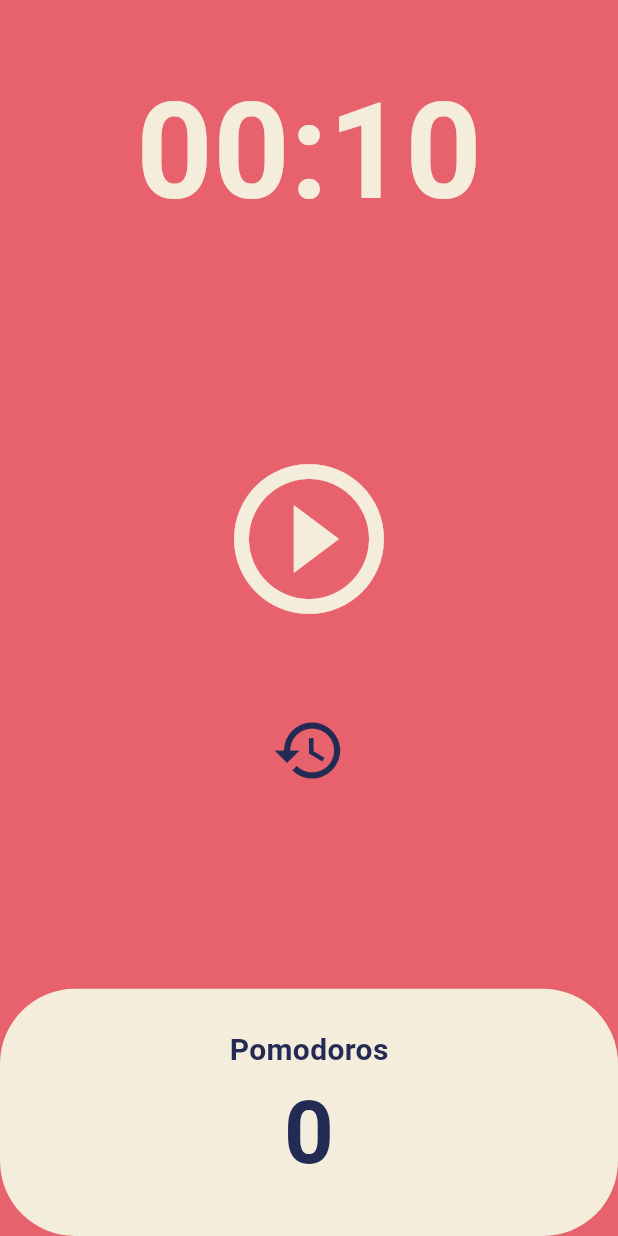
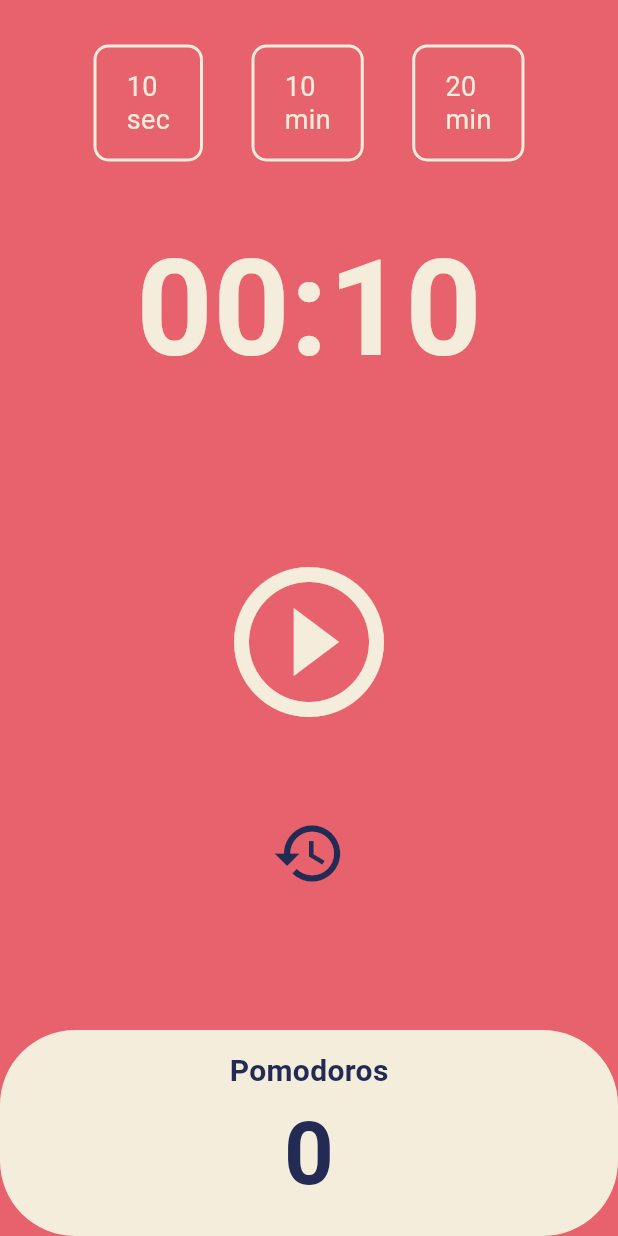
Before and after one commit to alwayz0121/timer-pomodoro, a Flutter app: the screen it shows after launch, on a phone screen of 412 x 824 dp. Run offline on Flutter 3.47's test engine with Material 3 defaults, Android fonts, the phone set to English and light mode, and no system bars.

Commit message:
Design: timer_selector Widget

```diff
--- a/lib/screens/home_screen.dart
+++ b/lib/screens/home_screen.dart
@@ -1,6 +1,7 @@
 import 'dart:async';
 
 import 'package:flutter/material.dart';
+import 'package:pomodoro/widgets/timer_selector.dart';
 
 class HomeScreen extends StatefulWidget {
   const HomeScreen({super.key});
@@ -71,9 +72,22 @@ class _HomeScreenState extends State<HomeScreen> {
       body: Column(
         children: [
           Flexible(
+              flex: 1,
+              child: Container(
+                padding: EdgeInsets.symmetric(horizontal: 30),
+                alignment: Alignment.center,
+                child: Row(
+                    mainAxisAlignment: MainAxisAlignment.spaceEvenly,
+                    children: [
+                      TimerSelector(time: '10\nsec'),
+                      TimerSelector(time: '10\nmin'),
+                      TimerSelector(time: '20\nmin'),
+                    ]),
+              )),
+          Flexible(
             flex: 1,
             child: Container(
-              alignment: Alignment.bottomCenter,
+              alignment: Alignment.center,
               child: Text(
                 format(totalSeconds),
                 style: TextStyle(
--- /dev/null
+++ b/lib/widgets/timer_selector.dart
@@ -0,0 +1,24 @@
+import 'package:flutter/material.dart';
+
+class TimerSelector extends StatelessWidget {
+  final String time;
+
+  const TimerSelector({super.key, required this.time});
+
+  @override
+  Widget build(BuildContext context) {
+    return Container(
+      decoration: BoxDecoration(
+          borderRadius: BorderRadius.circular(10),
+          border: Border.all(color: Theme.of(context).cardColor, width: 2)),
+      child: Padding(
+        padding: const EdgeInsets.symmetric(vertical: 15, horizontal: 20),
+        child: Text(
+          time,
+          style: TextStyle(
+              color: Theme.of(context).cardColor, fontSize: 18, height: 1.2),
+        ),
+      ),
+    );
+  }
+}
```
